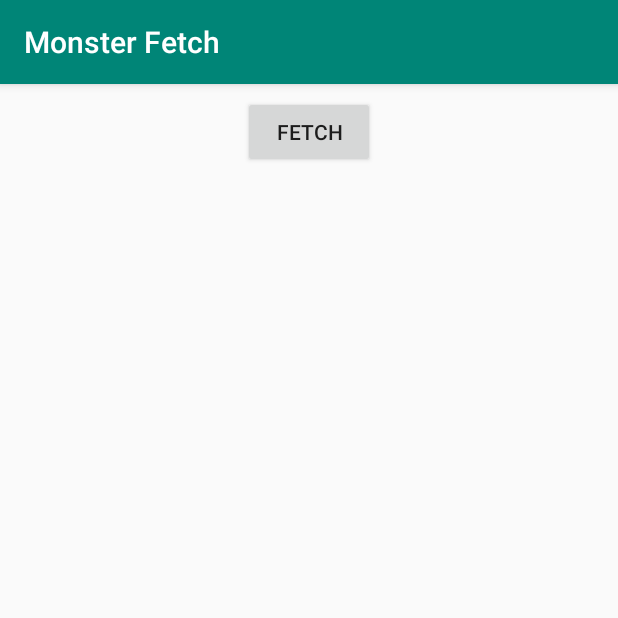
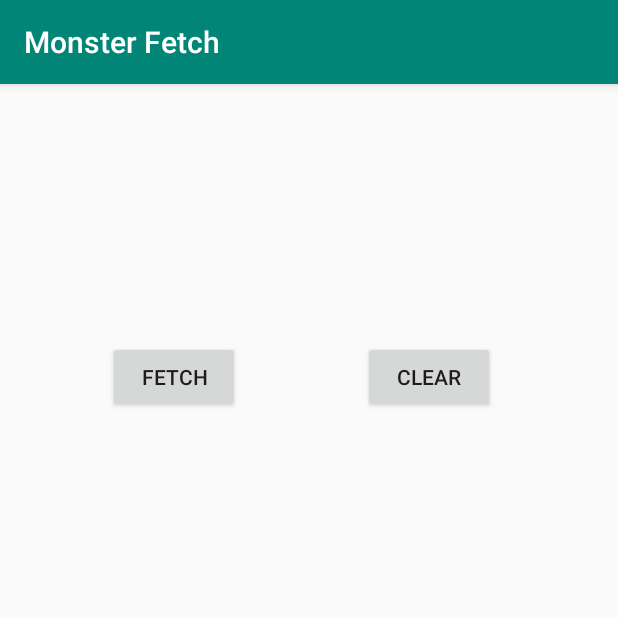
Before and after one commit to dashsublett/MonsterFetch, an Android app: the screen it shows after launch (MainActivity), on a phone screen of 412 x 824 dp, the top half of it. Run offline under Robolectric (Android 15) with nearby library versions, the phone set to English and light mode, and no system bars.

Commit message:
added clear button

```diff
--- a/app/src/main/java/com/example/dsublett/monsterfetch/MainActivity.kt
+++ b/app/src/main/java/com/example/dsublett/monsterfetch/MainActivity.kt
@@ -3,6 +3,7 @@ package com.example.dsublett.monsterfetch
 import android.os.AsyncTask
 import android.support.v7.app.AppCompatActivity
 import android.os.Bundle
+import android.view.View
 import android.widget.TextView
 import kotlinx.android.synthetic.main.activity_main.*
 import java.net.*
@@ -18,7 +19,9 @@ class MainActivity : AppCompatActivity() {
             AsyncTaskExample(this).execute()
         }
     }
-
+    fun clearBtn(view: View) {
+        responseTextView.text = null
+    }
 }
 
 class AsyncTaskExample(private var activity: MainActivity?) : AsyncTask<String, String, String>() {
--- a/app/src/main/res/layout/activity_main.xml
+++ b/app/src/main/res/layout/activity_main.xml
@@ -10,25 +10,42 @@
         android:id="@+id/fetchBtn"
         android:layout_width="wrap_content"
         android:layout_height="wrap_content"
+        android:layout_marginStart="72dp"
+        android:layout_marginTop="8dp"
+        android:layout_marginBottom="8dp"
+        android:text="@string/fetch"
+        app:layout_constraintBottom_toTopOf="@+id/responseTextView"
+        app:layout_constraintStart_toStartOf="parent"
+        app:layout_constraintTop_toTopOf="parent"
+        app:layout_constraintVertical_bias="0.507" />
+
+    <Button
+        android:id="@+id/fetchBtn2"
+        android:layout_width="wrap_content"
+        android:layout_height="wrap_content"
         android:layout_marginStart="8dp"
         android:layout_marginTop="8dp"
         android:layout_marginEnd="8dp"
-        android:text="@string/fetch"
+        android:layout_marginBottom="8dp"
+        android:text="@string/clear"
+        android:onClick="clearBtn"
+        app:layout_constraintBottom_toTopOf="@+id/responseTextView"
         app:layout_constraintEnd_toEndOf="parent"
-        app:layout_constraintStart_toStartOf="parent"
-        app:layout_constraintTop_toTopOf="parent" />
+        app:layout_constraintStart_toEndOf="@+id/fetchBtn"
+        app:layout_constraintTop_toTopOf="parent"
+        app:layout_constraintVertical_bias="0.507" />
 
     <TextView
         android:id="@+id/responseTextView"
         android:layout_width="374dp"
         android:layout_height="374dp"
         android:layout_marginStart="8dp"
-        android:layout_marginTop="8dp"
         android:layout_marginEnd="8dp"
         android:layout_marginBottom="8dp"
         android:text=""
         app:layout_constraintBottom_toBottomOf="parent"
         app:layout_constraintEnd_toEndOf="parent"
-        app:layout_constraintStart_toStartOf="parent"
-        app:layout_constraintTop_toBottomOf="@+id/fetchBtn" />
+        app:layout_constraintStart_toStartOf="parent" />
+
+
 </android.support.constraint.ConstraintLayout>
--- a/app/src/main/res/values/strings.xml
+++ b/app/src/main/res/values/strings.xml
@@ -1,4 +1,5 @@
 <resources>
     <string name="app_name">Monster Fetch</string>
     <string name="fetch">Fetch</string>
+    <string name="clear">clear</string>
 </resources>
```
